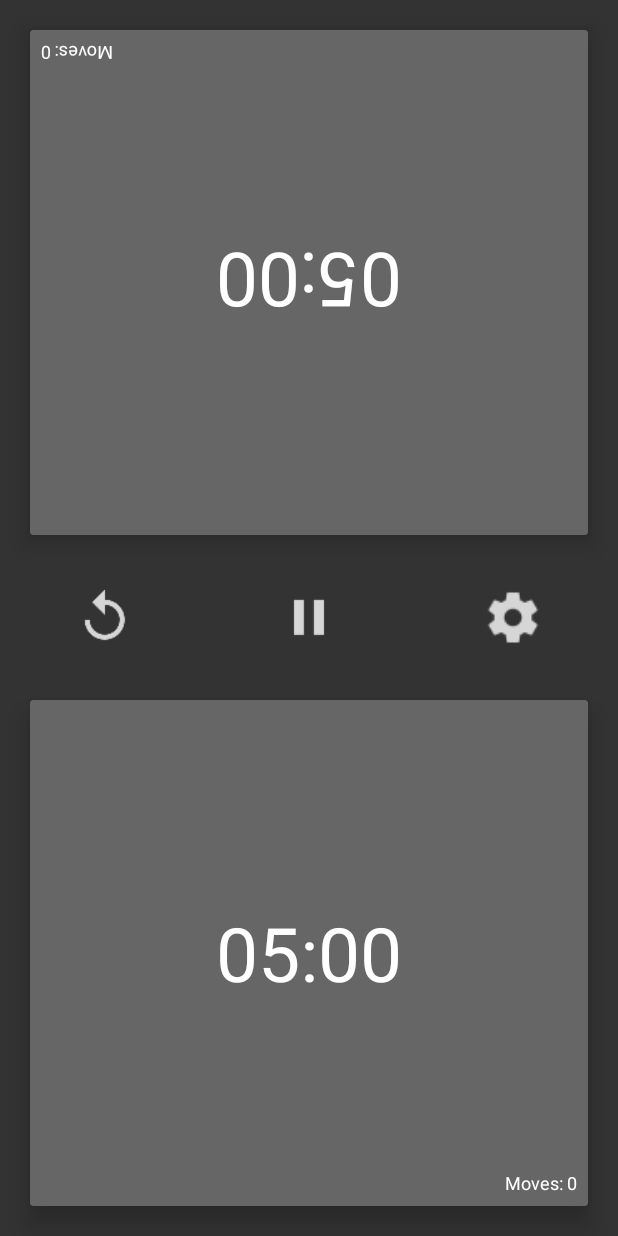
After one commit to TaslimOseni/Kasparov, an Android app: the fragment TimerFragment shown on its own in the app's theme, on a phone screen of 412 x 824 dp. The commit adds this screen. Run offline under Robolectric (Android 15) with nearby library versions, the phone set to English and light mode, and no system bars.

Commit message:
Timer layout done

```diff
--- a/app/build.gradle
+++ b/app/build.gradle
@@ -36,7 +36,6 @@ dependencies {
     })
     compile 'com.android.support:appcompat-v7:26.1.0'
     compile 'com.android.support:support-v4:26.1.0'
-    compile 'com.android.support:recyclerview-v7:26.1.0'
     compile 'com.android.support:design:26.1.0'
     compile 'com.android.support:cardview-v7:26.1.0'
     testCompile 'junit:junit:4.12'
--- a/app/src/main/AndroidManifest.xml
+++ b/app/src/main/AndroidManifest.xml
@@ -16,11 +16,13 @@
         <activity android:name=".ChooseTimeActivity">
             <intent-filter>
                 <action android:name="android.intent.action.MAIN" />
+
                 <category android:name="android.intent.category.LAUNCHER" />
             </intent-filter>
         </activity>
         <activity android:name=".SurgicalRoom" />
         <activity android:name=".AboutUs" />
+        <activity android:name=".MainActivity"></activity>
     </application>
 
 </manifest>
--- /dev/null
+++ b/app/src/main/java/com/dabinu/apps/chesstimer/MainActivity.java
@@ -0,0 +1,13 @@
+package com.dabinu.apps.chesstimer;
+
+import android.support.v7.app.AppCompatActivity;
+import android.os.Bundle;
+
+public class MainActivity extends AppCompatActivity {
+
+    @Override
+    protected void onCreate(Bundle savedInstanceState) {
+        super.onCreate(savedInstanceState);
+        setContentView(R.layout.activity_main);
+    }
+}
--- /dev/null
+++ b/app/src/main/java/com/dabinu/apps/chesstimer/TimerFragment.java
@@ -0,0 +1,29 @@
+package com.dabinu.apps.chesstimer;
+
+
+import android.os.Bundle;
+import android.support.v4.app.Fragment;
+import android.view.LayoutInflater;
+import android.view.View;
+import android.view.ViewGroup;
+
+
+/**
+ * A simple {@link Fragment} subclass.
+ */
+public class TimerFragment extends Fragment {
+
+
+    public TimerFragment() {
+        // Required empty public constructor
+    }
+
+
+    @Override
+    public View onCreateView(LayoutInflater inflater, ViewGroup container,
+                             Bundle savedInstanceState) {
+        // Inflate the layout for this fragment
+        return inflater.inflate(R.layout.fragment_timer, container, false);
+    }
+
+}
--- /dev/null
+++ b/app/src/main/res/layout/activity_main.xml
@@ -0,0 +1,9 @@
+<?xml version="1.0" encoding="utf-8"?>
+<android.support.constraint.ConstraintLayout xmlns:android="http://schemas.android.com/apk/res/android"
+    xmlns:app="http://schemas.android.com/apk/res-auto"
+    xmlns:tools="http://schemas.android.com/tools"
+    android:layout_width="match_parent"
+    android:layout_height="match_parent"
+    tools:context=".MainActivity">
+
+</android.support.constraint.ConstraintLayout>
--- /dev/null
+++ b/app/src/main/res/layout/fragment_timer.xml
@@ -0,0 +1,117 @@
+<?xml version="1.0" encoding="utf-8"?>
+<RelativeLayout xmlns:android="http://schemas.android.com/apk/res/android"
+    xmlns:tools="http://schemas.android.com/tools"
+    android:layout_width="match_parent"
+    android:layout_height="match_parent"
+    xmlns:app="http://schemas.android.com/apk/res-auto"
+    android:background="#333333"
+    tools:context=".TimerFragment">
+
+
+    <android.support.v7.widget.CardView
+        android:layout_width="match_parent"
+        android:layout_height="match_parent"
+        android:id="@+id/top"
+        app:cardBackgroundColor="#666666"
+        app:cardElevation="10dp"
+        android:layout_above="@+id/noMansLand"
+        android:rotation="180"
+        android:layout_margin="20dp">
+
+        <TextView
+            android:layout_width="wrap_content"
+            android:layout_height="wrap_content"
+            android:text="05:00"
+            android:layout_gravity="center"
+            android:textColor="#FFFFFF"
+            android:textSize="50sp" />
+
+        <TextView
+            android:layout_width="wrap_content"
+            android:layout_height="wrap_content"
+            android:text="Moves: 0"
+            android:textColor="#FFFFFF"
+            android:textSize="12sp"
+            android:layout_gravity="bottom|end"
+            android:layout_margin="7dp"/>
+
+
+    </android.support.v7.widget.CardView>
+
+
+
+    <android.support.v7.widget.CardView
+        android:layout_width="match_parent"
+        android:layout_height="match_parent"
+        android:id="@+id/bottom"
+        app:cardBackgroundColor="#666666"
+        app:cardElevation="10dp"
+        android:layout_below="@+id/noMansLand"
+        android:layout_margin="20dp">
+
+        <TextView
+            android:layout_width="wrap_content"
+            android:layout_height="wrap_content"
+            android:text="05:00"
+            android:layout_gravity="center"
+            android:textColor="#FFFFFF"
+            android:textSize="50sp" />
+
+        <TextView
+            android:layout_width="wrap_content"
+            android:layout_height="wrap_content"
+            android:text="Moves: 0"
+            android:textSize="12sp"
+            android:textColor="#FFFFFF"
+            android:layout_gravity="bottom|end"
+            android:layout_margin="7dp"/>
+
+
+    </android.support.v7.widget.CardView>
+
+
+
+    <RelativeLayout
+        android:id="@+id/noMansLand"
+        android:layout_width="match_parent"
+        android:layout_height="70dp"
+        android:layout_centerInParent="true">
+
+        <ImageButton
+            android:id="@+id/reset"
+            android:contentDescription="@string/stop_button"
+            android:layout_width="40dp"
+            android:layout_height="match_parent"
+            android:scaleType="fitCenter"
+            android:layout_alignParentStart="true"
+            android:layout_marginStart="50dp"
+            android:src="@drawable/tas_reset"
+            android:layout_centerHorizontal="true"
+            android:background="@android:color/transparent" />
+
+        <ImageButton
+            android:id="@+id/playPauseToggle"
+            android:layout_width="40dp"
+            android:src="@drawable/tas_pause"
+            android:layout_height="match_parent"
+            android:contentDescription="@string/play_button"
+            android:layout_centerHorizontal="true"
+            android:background="@android:color/transparent"
+            android:scaleType="fitCenter" />
+
+        <ImageButton
+            android:id="@+id/settings"
+            android:layout_width="40dp"
+            android:layout_height="match_parent"
+            android:contentDescription="@string/reset_button"
+            android:src="@drawable/settings"
+            android:scaleType="fitCenter"
+            android:layout_alignParentEnd="true"
+            android:layout_marginEnd="50dp"
+            android:layout_centerHorizontal="true"
+            android:background="@android:color/transparent" />
+
+    </RelativeLayout>
+
+
+</RelativeLayout>
--- a/app/src/main/res/values/strings.xml
+++ b/app/src/main/res/values/strings.xml
@@ -138,4 +138,7 @@
     <string name="hello_round">Hello Round World!</string>
     <string name="hello_square">Hello Square World!</string>
 
+    <!-- TODO: Remove or change this placeholder text -->
+    <string name="hello_blank_fragment">Hello blank fragment</string>
+
 </resources>
--- a/app/src/main/res/values/styles.xml
+++ b/app/src/main/res/values/styles.xml
@@ -1,7 +1,7 @@
 <resources>
 
     <!-- Base application theme. -->
-    <style name="AppTheme" parent="Theme.AppCompat.Light.DarkActionBar">
+    <style name="AppTheme" parent="Theme.AppCompat.Light.NoActionBar">
         <!-- Customize your theme here. -->
         <item name="colorPrimary">#3c2509</item>
         <item name="colorPrimaryDark">#000000</item>
```
Also changed, not shown: app/src/main/res/drawable-hdpi/settings.png (added), app/src/main/res/drawable-mdpi/settings.png (added), app/src/main/res/drawable-xhdpi/settings.png (added), app/src/main/res/drawable-xxhdpi/settings.png (added), app/src/main/res/drawable-xxxhdpi/settings.png (added).
